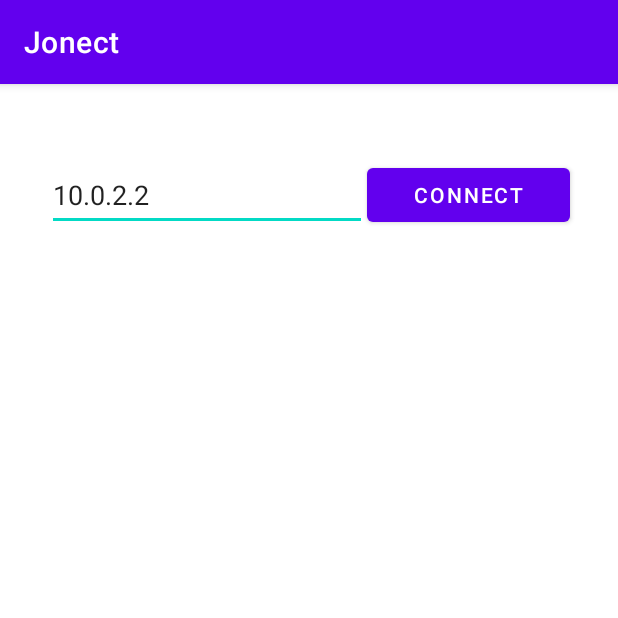
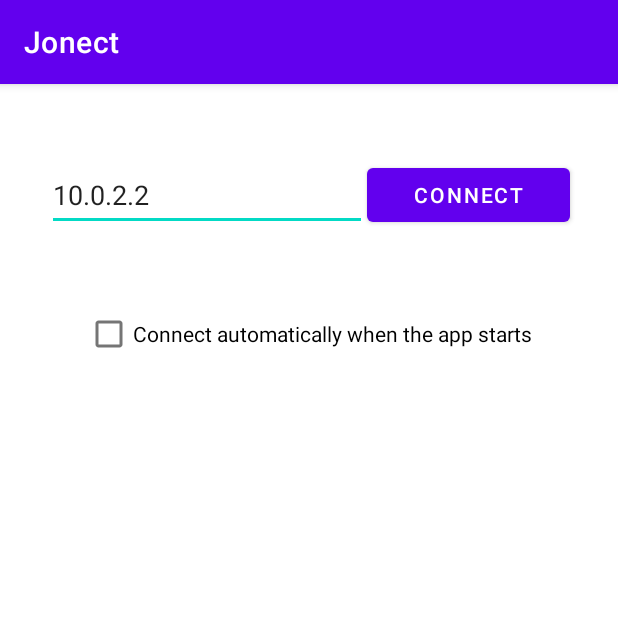
Before and after one commit to jutuon/jonect-android, an Android app: the screen it shows after launch (MainActivity), on a phone screen of 412 x 824 dp, the top half of it. Run offline under Robolectric (Android 15) with nearby library versions, the phone set to English and light mode, and no system bars; 1 statement that could not run was skipped.

Commit message:
Change automatic connecting
Add checkbox and connect only when the app starts

```diff
--- a/app/src/main/java/com/example/jonect/MainActivity.kt
+++ b/app/src/main/java/com/example/jonect/MainActivity.kt
@@ -14,6 +14,7 @@ import android.os.IBinder
 import android.text.Editable
 import android.text.TextWatcher
 import android.widget.Button
+import android.widget.CheckBox
 import android.widget.EditText
 import android.widget.TextView
 
@@ -54,8 +55,10 @@ class MainActivity : AppCompatActivity() {
     private lateinit var address: EditText
     private lateinit var status: TextView
     private lateinit var connectButton: Button
+    private lateinit var connectAutomaticallyCheckBox: CheckBox
 
     private var preferenceAddress: String? = null
+    private var connectAutomatically = false
 
     var service: LogicService? = null
     var quitStarted = false
@@ -71,6 +74,17 @@ class MainActivity : AppCompatActivity() {
             this.handleConnectButtonOnClick()
         }
 
+        val sharedPreferences = this.getPreferences(Context.MODE_PRIVATE)
+
+        this.connectAutomaticallyCheckBox = this.findViewById(R.id.checkbox_connect_automatically)
+        this.connectAutomaticallyCheckBox.isChecked = sharedPreferences.getBoolean(CONNECT_AUTOMATICALLY_KEY, false)
+        this.connectAutomaticallyCheckBox.setOnClickListener {
+            sharedPreferences
+                .edit()
+                .putBoolean(CONNECT_AUTOMATICALLY_KEY, this.connectAutomaticallyCheckBox.isChecked)
+                .apply()
+        }
+
         this.address = this.findViewById(R.id.edit_text_server_address)
         this.status = this.findViewById(R.id.text_view_status)
 
@@ -84,13 +98,15 @@ class MainActivity : AppCompatActivity() {
             }
         }
 
-        val sharedPreferences = this.getPreferences(Context.MODE_PRIVATE)
         val previousAddress = sharedPreferences.getString(ADDRESS_KEY, null)
         if (previousAddress != null) {
             this.preferenceAddress = previousAddress
 
             if (savedInstanceState == null) {
                 this.address.setText(previousAddress)
+                if (this.connectAutomaticallyCheckBox.isChecked) {
+                    this.connectAutomatically = true
+                }
             }
         }
 
@@ -111,8 +127,11 @@ class MainActivity : AppCompatActivity() {
             this.serviceServerConnectedUpdate(it.getServerConnected())
             it.setCurrentConnectedActivity(this)
 
-            // Connect to server automatically.
-            this.handleConnectButtonOnClick()
+            if (this.connectAutomatically) {
+                // Connect to server automatically.
+                this.handleConnectButtonOnClick()
+                this.connectAutomatically = false
+            }
         }
     }
 
@@ -176,6 +195,7 @@ class MainActivity : AppCompatActivity() {
     companion object {
         const val STATE_TEXT = "status"
         const val ADDRESS_KEY = "address"
+        const val CONNECT_AUTOMATICALLY_KEY = "connect_automatically"
     }
 
 }
--- a/app/src/main/res/layout/activity_main.xml
+++ b/app/src/main/res/layout/activity_main.xml
@@ -45,4 +45,11 @@
         android:layout_height="wrap_content"
         android:gravity="center_horizontal" />
 
+    <CheckBox
+        android:id="@+id/checkbox_connect_automatically"
+        android:layout_width="wrap_content"
+        android:layout_height="wrap_content"
+        android:layout_gravity="center_horizontal"
+        android:text="Connect automatically when the app starts" />
+
 </LinearLayout>
```
